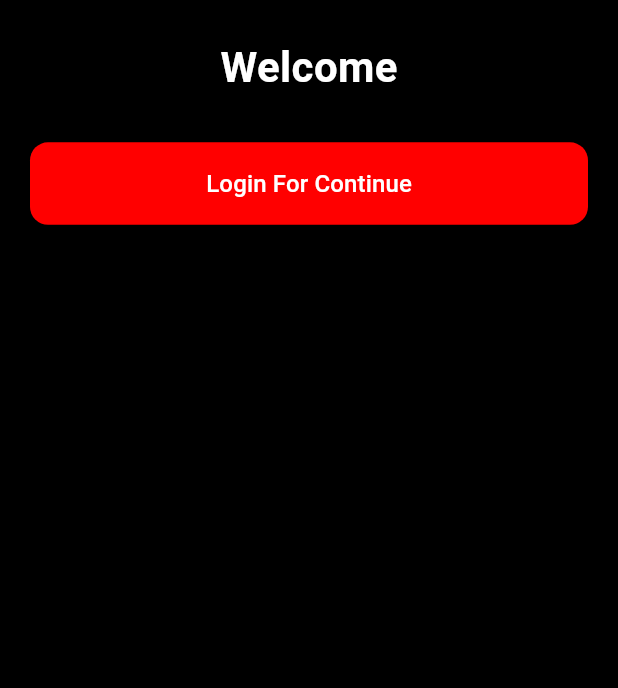
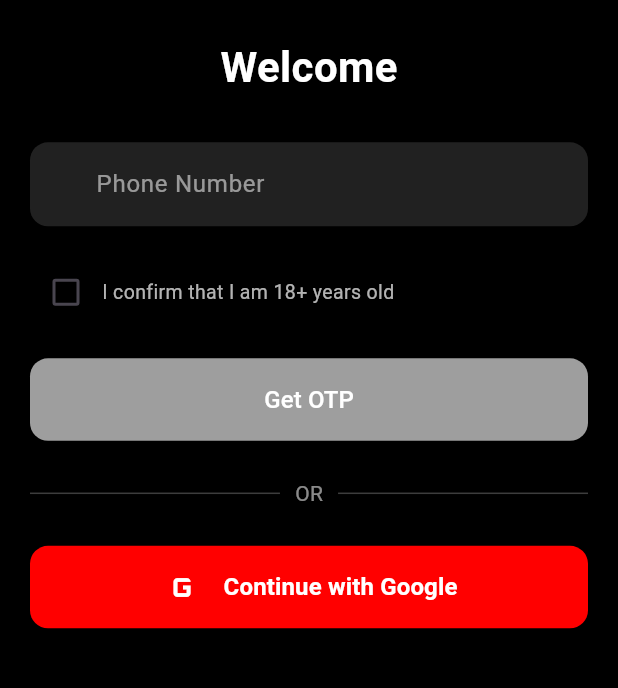
Before and after one commit to kritidigitalsolutions/mirchi-ott, a Flutter app: the DownloadsPage screen opened directly, after a tap on "Sign In", on a phone screen of 412 x 824 dp, the part 296-984 px from its top. Run offline on Flutter 3.47's test engine with Material 3 defaults, Android fonts, the phone set to English and light mode, and no system bars; our stand-ins replace cached_network_image, dio, firebase_core, firebase_messaging, flutter_local_notifications, get and 9 more; missing offline and left inert: mobile_scanner, razorpay_flutter; accounts and stored records are empty; network calls fail.

Commit message:
notification, google sign in , video player, profile etc

```diff
--- a/lib/utils/constants.dart
+++ b/lib/utils/constants.dart
@@ -1,11 +1,12 @@
 class AppConstants {
-  static const String serverUrl = 'http://192.168.1.23:5000';
-  // static const String serverUrl = 'https://mirchi-sigma.vercel.app';
+  // static const String serverUrl = 'http://192.168.1.11:5000';
+  static const String serverUrl = 'https://mirchi-sigma.vercel.app';
   static const String baseUrl = '$serverUrl/api';
 
   // Auth Endpoints
   static const String sendOtp = '$baseUrl/auth/send-otp';
   static const String verifyOtp = '$baseUrl/auth/verify-otp';
+  static const String googleLogin = '$baseUrl/auth/google-login';
   /// user proflie
   static const String getProfile = '$baseUrl/user/profile';
   static const String createProfile = '$baseUrl/user/complete-profile';
--- a/lib/view/auth/signInPage.dart
+++ b/lib/view/auth/signInPage.dart
@@ -2,8 +2,10 @@ import 'package:flutter/material.dart';
 import 'package:flutter/services.dart';
 import 'package:get/get.dart';
 import 'package:mirchi_ott/utils/app_images.dart';
+import '../../app/routes/app_routes.dart';
 import '../../app/theme/app_colors.dart';
 import '../../view_model/auth_controller/auth_controller.dart';
+import '../profile/create_profile_page.dart';
 import 'otpPage.dart';
 
 class SignInPage extends StatefulWidget {
@@ -19,7 +21,6 @@ class _SignInPageState extends State<SignInPage> {
 
   final isAgeConfirmed = false.obs;
   final showCodeField = false.obs;
-  final isOtpMode = false.obs;
 
   final TextEditingController phoneController = TextEditingController();
   final TextEditingController codeController = TextEditingController();
@@ -43,12 +44,8 @@ class _SignInPageState extends State<SignInPage> {
           leading: IconButton(
             icon: const Icon(Icons.arrow_back_ios, color: AppColors.white),
             onPressed: () {
-              if (isOtpMode.value) {
-                isOtpMode.value = false;
-              } else {
               FocusManager.instance.primaryFocus?.unfocus();
               Get.back();
-              }
             },
           ),
         ),
@@ -64,28 +61,16 @@ class _SignInPageState extends State<SignInPage> {
                   const SizedBox(height: 25),
                   const Text(
                     "Welcome",
-                    style: TextStyle(color: Colors.white, fontSize: 28, fontWeight: FontWeight.bold),
+                    style: TextStyle(
+                        color: Colors.white,
+                        fontSize: 28,
+                        fontWeight: FontWeight.bold),
                   ),
                   const SizedBox(height: 30),
 
-                  Obx(() => !isOtpMode.value
-                      ? Column(
+                  Column(
                     children: [
-                            SizedBox(
-                              width: double.infinity,
-                              height: 55,
-                              child: ElevatedButton(
-                                onPressed: () => isOtpMode.value = true,
-                                style: ElevatedButton.styleFrom(
-                                  backgroundColor: AppColors.buttonColor,
-                                  shape: RoundedRectangleBorder(borderRadius: BorderRadius.circular(12)),
-                                ),
-                                child: const Text("Login For Continue", style: TextStyle(fontSize: 16, color: Colors.white)),
-                              ),
-                            ),
-                          ],
-                        )
-                      : Column(
+                      Column(
                         children: [
                           TextFormField(
                             controller: phoneController,
@@ -128,51 +113,82 @@ class _SignInPageState extends State<SignInPage> {
 
                           /// GET OTP BUTTON
                           _buildGetOtpButton(),
-
+                        ],
+                      ),
                       const SizedBox(height: 25),
                       const Row(
                         children: [
                           Expanded(child: Divider(color: Colors.white24)),
                           Padding(
                             padding: EdgeInsets.symmetric(horizontal: 10),
-                                  child: Text("OR", style: TextStyle(color: Colors.white54)),
+                            child: Text("OR",
+                                style: TextStyle(color: Colors.white54)),
                           ),
                           Expanded(child: Divider(color: Colors.white24)),
                         ],
                       ),
                       const SizedBox(height: 25),
 
-                            /// LOGIN WITH EMAIL (GOOGLE STYLE)
+                      /// LOGIN WITH GOOGLE
                       SizedBox(
                         width: double.infinity,
                         height: 55,
-                              child: OutlinedButton.icon(
-                                onPressed: () {
-                                  _showEmailPicker();
+                        child: Obx(() => ElevatedButton(
+                              onPressed: authController.isGoogleLoading.value
+                                  ? null
+                                  : () async {
+                                      final response = await authController
+                                          .signInWithGoogle();
+                                      if (response != null) {
+                                        Get.offAllNamed(AppRoutes.navbar);
+                                      }
                                     },
-                                icon: const Icon(
-                                  Icons.email,
+                              style: ElevatedButton.styleFrom(
+                                backgroundColor: AppColors.buttonColor,
+                                disabledBackgroundColor:
+                                    AppColors.buttonColor.withOpacity(0.6),
+                                shape: RoundedRectangleBorder(
+                                  borderRadius: BorderRadius.circular(12),
+                                ),
+                                elevation: 0,
+                              ),
+                              child: authController.isGoogleLoading.value
+                                  ? const SizedBox(
+                                      height: 24,
+                                      width: 24,
+                                      child: CircularProgressIndicator(
                                         color: Colors.white,
+                                        strokeWidth: 2,
                                       ),
-                                label: const Text(
-                                  "Login with Email",
+                                    )
+                                  : Row(
+                                      mainAxisAlignment:
+                                          MainAxisAlignment.center,
+                                      children: [
+                                        Image.network(
+                                          'https://auth.services.adobe.com/img/google_logo.svg',
+                                          height: 24,
+                                          errorBuilder:
+                                              (context, error, stackTrace) =>
+                                                  const Icon(Icons.g_mobiledata,
+                                                      color: Colors.white,
+                                                      size: 30),
+                                        ),
+                                        const SizedBox(width: 12),
+                                        const Text(
+                                          "Continue with Google",
                                           style: TextStyle(
                                             color: Colors.white,
                                             fontSize: 16,
                                             fontWeight: FontWeight.w600,
                                           ),
                                         ),
-                                style: OutlinedButton.styleFrom(
-                                  backgroundColor: AppColors.primary,
-                                  side: BorderSide.none,
-                                  shape: RoundedRectangleBorder(
-                                    borderRadius: BorderRadius.circular(12),
+                                      ],
                                     ),
-                                ),
-                              ),
+                            )),
                       ),
                     ],
-                        )),
+                  ),
                   const SizedBox(height: 40),
                 ],
               ),
--- a/lib/view/profile/create_profile_page.dart
+++ b/lib/view/profile/create_profile_page.dart
@@ -77,6 +77,14 @@ class _CreateProfilePageState extends State<CreateProfilePage> {
                 ),
               ),
 
+              const SizedBox(height: 10),
+
+              /// Show Email or Phone
+              Text(
+                widget.phone,
+                style: const TextStyle(color: Colors.white70, fontSize: 16, fontWeight: FontWeight.w500),
+              ),
+
               const SizedBox(height: 20),
 
               /// Name Field
--- a/lib/view/profile/profilePage.dart
+++ b/lib/view/profile/profilePage.dart
@@ -120,7 +120,9 @@ class ProfilePage extends StatelessWidget {
                                   ),
                                   const SizedBox(height: 4),
                                   Text(
-                                    user?['phone'] ?? "No Phone",
+                                    (user?['email'] != null && user!['email'].toString().isNotEmpty)
+                                        ? user['email']
+                                        : (user?['phone'] ?? "No Contact Info"),
                                     style: const TextStyle(
                                         color: AppColors.grey, fontSize: 14),
                                   ),
--- a/pubspec.yaml
+++ b/pubspec.yaml
@@ -37,6 +37,7 @@ dependencies:
   url_launcher: ^6.3.1
   cached_network_image: ^3.3.1
   timezone: ^0.9.2
+  google_sign_in: ^6.2.1
   flutter:
     sdk: flutter
 
```
Also changed, not shown: lib/data/repositories/auth_repository.dart (+11 -0 lines), lib/view/videoPlayer/video_player.dart (+26 -7 lines), lib/view_model/auth_controller/auth_controller.dart (+57 -0 lines), lib/view_model/video_player_controller/video_controller.dart (+24 -0 lines), pubspec.lock, 2 other files. Lines whose indentation alone changed are shown as unchanged.
